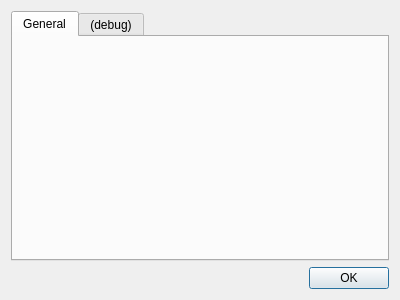
Above: camtool/preferences.ui from steveicarus/camctl before the change. Below: the same form after it.
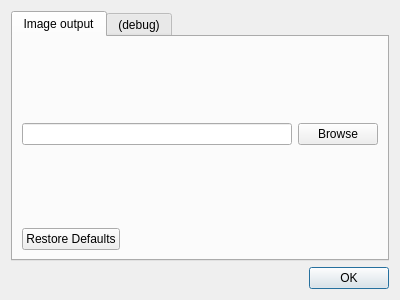
That is the form after the change.

Commit message:
Add a setting for tethered capture output.
The tethered capture feature is not present yet, but add
the settings it will need is preparation.

The edit to the form file:
```diff
--- a/camtool/preferences.ui
+++ b/camtool/preferences.ui
@@ -20,8 +20,61 @@
      </property>
      <widget class="QWidget" name="tab" >
       <attribute name="title" >
-       <string>General</string>
+       <string>Image output</string>
       </attribute>
+      <layout class="QVBoxLayout" name="verticalLayout_3" >
+       <item>
+        <spacer name="verticalSpacer_4" >
+         <property name="orientation" >
+          <enum>Qt::Vertical</enum>
+         </property>
+         <property name="sizeHint" stdset="0" >
+          <size>
+           <width>20</width>
+           <height>40</height>
+          </size>
+         </property>
+        </spacer>
+       </item>
+       <item>
+        <layout class="QHBoxLayout" name="horizontalLayout_2" >
+         <item>
+          <widget class="QLineEdit" name="tethered_path" >
+           <property name="toolTip" >
+            <string>Directory for tethered capture images</string>
+           </property>
+          </widget>
+         </item>
+         <item>
+          <widget class="QPushButton" name="select_tethered_button" >
+           <property name="text" >
+            <string>Browse</string>
+           </property>
+          </widget>
+         </item>
+        </layout>
+       </item>
+       <item>
+        <spacer name="verticalSpacer_3" >
+         <property name="orientation" >
+          <enum>Qt::Vertical</enum>
+         </property>
+         <property name="sizeHint" stdset="0" >
+          <size>
+           <width>20</width>
+           <height>44</height>
+          </size>
+         </property>
+        </spacer>
+       </item>
+       <item>
+        <widget class="QDialogButtonBox" name="image_output_buttons" >
+         <property name="standardButtons" >
+          <set>QDialogButtonBox::RestoreDefaults</set>
+         </property>
+        </widget>
+       </item>
+      </layout>
      </widget>
      <widget class="QWidget" name="tab_2" >
       <attribute name="title" >
```
Left out of the diff: 7 changed lines with no effect on the pictures. The commit also changes 2 other files.
